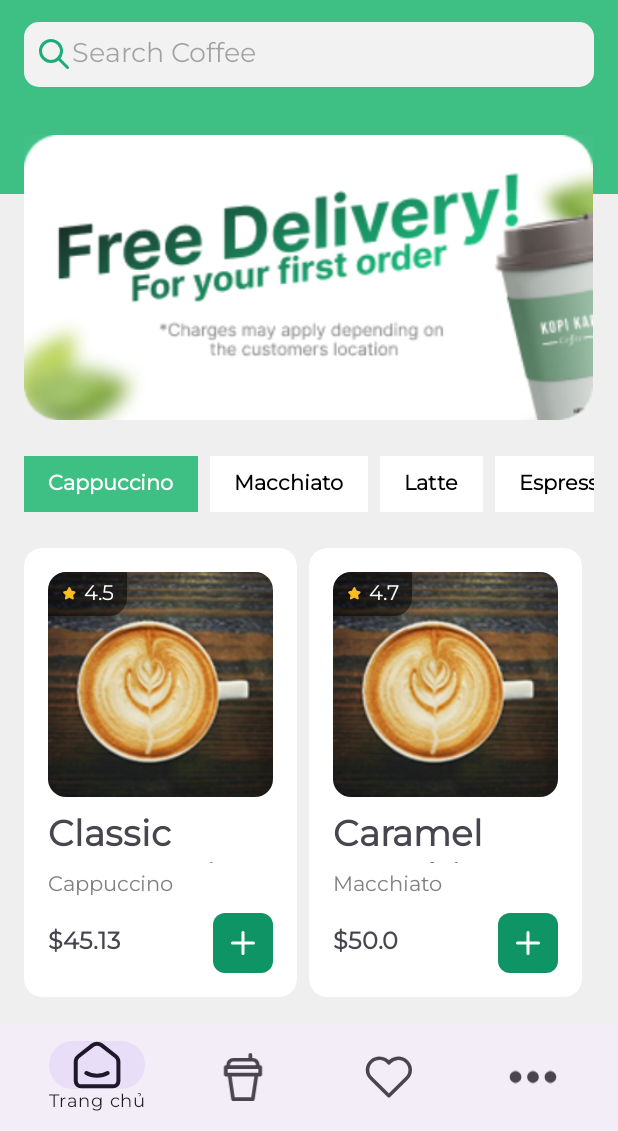
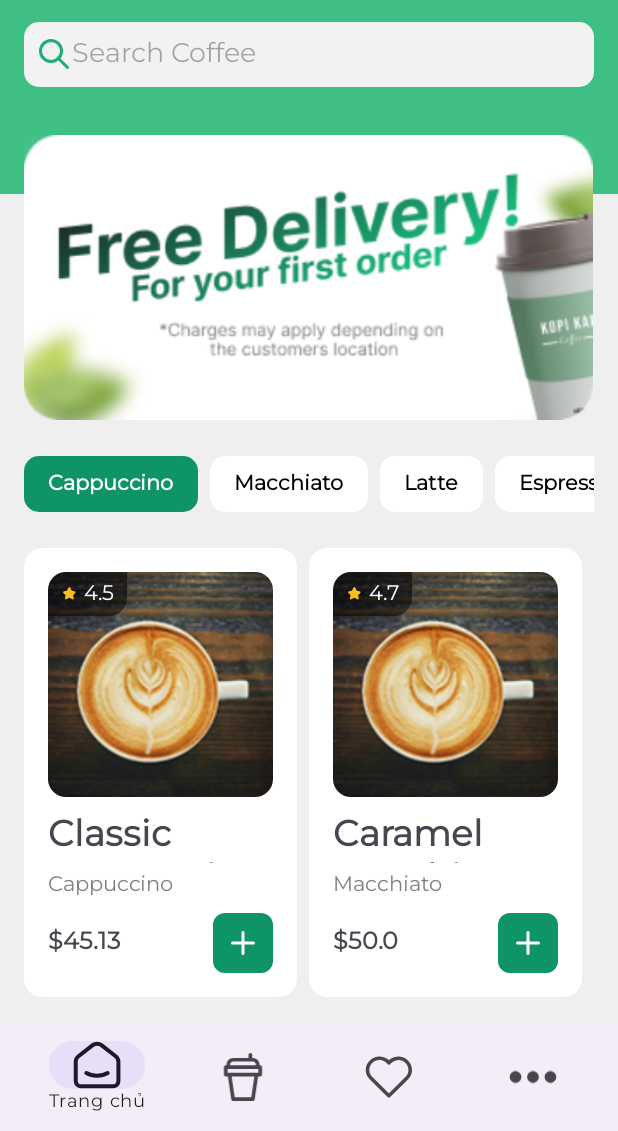
Before and after one commit to SE330-CoffeeShop/Coffee-Shop-Management-Android, an Android app: the screen it shows after launch (MainActivity), after a tap on "Cappuccino", on a phone screen of 412 x 824 dp, the part 105-1236 px from its top. Run offline under Robolectric (Android 15) with nearby library versions, the phone set to English and light mode, and no system bars; our stand-ins replace Dagger/Hilt's generated code, navigation-ui; 2 statements that could not run were skipped.

Commit message:
fix the category chip button

```diff
--- a/app/src/main/java/com/example/coffeeshopmanagementandroid/ui/component/CategoryChipButton.java
+++ b/app/src/main/java/com/example/coffeeshopmanagementandroid/ui/component/CategoryChipButton.java
@@ -1,6 +1,7 @@
 package com.example.coffeeshopmanagementandroid.ui.component;
 
 import android.content.Context;
+import android.graphics.drawable.Drawable;
 import android.util.AttributeSet;
 import android.view.LayoutInflater;
 import android.widget.LinearLayout;
@@ -16,9 +17,9 @@
     private LinearLayout chipContainer;
     private boolean isSelected;
 
-    private int normalBackgroundcolor;
+    private Drawable normalBackgroundcolor;
     private int normalTextcolor;
-    private int selectedBackgroundcolor;
+    private Drawable selectedBackgroundcolor;
     private int selectedTextcolor;
 
     public CategoryChipButton(Context context) {
@@ -41,9 +42,9 @@
         categoryChipTextView = findViewById(R.id.categoryChipTextView);
         chipContainer = findViewById(R.id.chipContainer);
 
-        normalBackgroundcolor = context.getResources().getColor(R.color.white);
+        normalBackgroundcolor = context.getResources().getDrawable(R.drawable.bg_category_unselected);
         normalTextcolor = context.getResources().getColor(R.color.black);
-        selectedBackgroundcolor = context.getResources().getColor(R.color.primary_400);
+        selectedBackgroundcolor = context.getResources().getDrawable(R.drawable.bg_category_selected);
         selectedTextcolor = context.getResources().getColor(R.color.white);
 
         updateAppearance();
@@ -52,10 +53,10 @@
 
     private void updateAppearance() {
         if (isSelected) {
-            chipContainer.setBackgroundColor(selectedBackgroundcolor);
+            chipContainer.setBackground(selectedBackgroundcolor);
             categoryChipTextView.setTextColor(selectedTextcolor);
         } else {
-            chipContainer.setBackgroundColor(normalBackgroundcolor);
+            chipContainer.setBackground(normalBackgroundcolor);
             categoryChipTextView.setTextColor(normalTextcolor);
         }
     }
--- a/app/src/main/java/com/example/coffeeshopmanagementandroid/ui/fragment/main/HomeFragment.java
+++ b/app/src/main/java/com/example/coffeeshopmanagementandroid/ui/fragment/main/HomeFragment.java
@@ -75,6 +75,7 @@
 
         categoryAdapter = new CategoryAdapter(coffeeTypes);
         RecyclerView categoryRecyclerView = view.findViewById(R.id.categoryRecyclerView);
+
         categoryRecyclerView.setLayoutManager(new LinearLayoutManager(requireContext(), LinearLayoutManager.HORIZONTAL, false));
         categoryRecyclerView.setAdapter(categoryAdapter);
 
--- /dev/null
+++ b/app/src/main/res/drawable/bg_category_selected.xml
@@ -0,0 +1,6 @@
+<?xml version="1.0" encoding="utf-8"?>
+<shape xmlns:android="http://schemas.android.com/apk/res/android"
+    android:shape="rectangle">
+    <solid android:color="@color/primary_500" />
+    <corners android:radius="10dp" />
+</shape>
--- /dev/null
+++ b/app/src/main/res/drawable/bg_category_unselected.xml
@@ -0,0 +1,6 @@
+<?xml version="1.0" encoding="utf-8"?>
+<shape xmlns:android="http://schemas.android.com/apk/res/android"
+    android:shape="rectangle">
+    <solid android:color="@color/white" />
+    <corners android:radius="10dp" />
+</shape>
--- a/app/src/main/res/drawable/bg_chip.xml
+++ b/app/src/main/res/drawable/bg_chip.xml
@@ -1,7 +1,8 @@
 <shape xmlns:android="http://schemas.android.com/apk/res/android"
     android:shape="rectangle">
+    <solid android:color="@android:color/transparent"/>
     <corners android:radius="12dp" />
     <stroke
-        android:width="0.2dp"
+        android:width="2dp"
         android:color="@color/stroke" />
 </shape>
--- a/app/src/main/res/layout/activity_main.xml
+++ b/app/src/main/res/layout/activity_main.xml
@@ -24,6 +24,7 @@
         android:layout_height="72dp"
         android:layout_gravity="bottom"
         android:id="@+id/bottom_app_bar"
+        android:background="@color/bg_white"
         app:fabCradleRoundedCornerRadius="10dp"
         android:visibility="visible"
         >
@@ -33,6 +34,7 @@
             android:id="@+id/bottom_navigation"
             app:menu="@menu/bottom_menu"
             android:background="@drawable/bg_transparent"
+
             app:itemIconSize="32dp" />
     </com.google.android.material.bottomappbar.BottomAppBar>
 </androidx.coordinatorlayout.widget.CoordinatorLayout>
```
